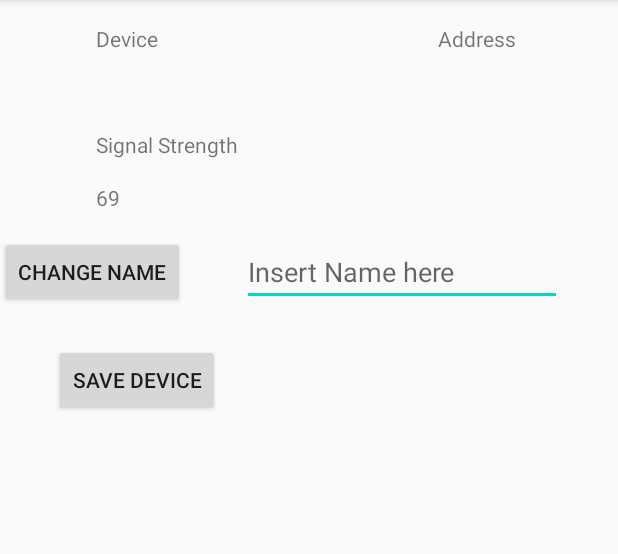
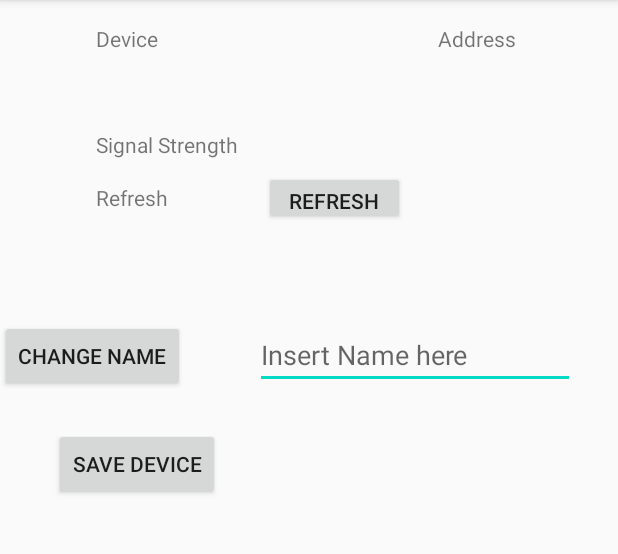
Before and after one commit to Kevnaut/Kiwy, an Android app: the AddEntry screen opened directly, with no data from a screen before it, on a phone screen of 412 x 824 dp, the part 84-638 px from its top. Run offline under Robolectric (Android 15) with nearby library versions, the phone set to English and light mode, and no system bars; 3 statements that could not run were skipped.

Commit message:
added Kiwy broadcast receiver and attempted to obtain rssi

```diff
--- a/app/src/main/java/com/example/kiwy/AddEntry.java
+++ b/app/src/main/java/com/example/kiwy/AddEntry.java
@@ -2,9 +2,8 @@ package com.example.kiwy;
 
 import android.bluetooth.BluetoothAdapter;
 import android.bluetooth.BluetoothDevice;
-import android.content.BroadcastReceiver;
-import android.content.Context;
 import android.content.Intent;
+import android.content.IntentFilter;
 import android.os.Build;
 import android.os.Bundle;
 import android.view.View;
@@ -15,39 +14,36 @@ import android.widget.TextView;
 import androidx.annotation.RequiresApi;
 import androidx.appcompat.app.AppCompatActivity;
 
-import java.io.BufferedReader;
-import java.io.FileInputStream;
-import java.io.FileNotFoundException;
-import java.io.IOException;
-import java.io.InputStreamReader;
-import java.nio.charset.StandardCharsets;
-
 public class AddEntry extends AppCompatActivity {
     String btName;
     String btAddress;
     Button btAddDevice;
     Button btChangeName;
+    Button btnRefresh;
     Intent intent;
 
     TextView tDevice;
     TextView tAddress;
     EditText inName;
-    TextView tvTest;
     TextView txSignal;
     TextView txSignalNum;
 
-    //Testing
-    public BluetoothDevice device;
-    public BluetoothAdapter BTAdapter;
+    private BluetoothDevice device;
+    private BluetoothAdapter adapter;
+    private KiwyBroadcastReceiver receiver;
+
     private int deviceRssi;
 
     public static final String FILE_NAME = "SavedDevices.csv";
 
+    @RequiresApi(api = Build.VERSION_CODES.JELLY_BEAN_MR2)
     @Override
     protected void onCreate(Bundle savedInstanceState) {
         super.onCreate(savedInstanceState);
         setContentView(R.layout.activity_add_entry);
         intent = getIntent();
+
+        // Set the buttons
         tDevice = (TextView) findViewById(R.id.tDevice);
         tAddress = (TextView) findViewById(R.id.tAddress);
         btAddDevice = (Button) findViewById(R.id.btAddDevice);
@@ -55,24 +51,23 @@ public class AddEntry extends AppCompatActivity {
         inName = (EditText) findViewById(R.id.inName);
         txSignal = (TextView) findViewById(R.id.txSignal);
         txSignalNum = (TextView) findViewById(R.id.txSignalNum);
+        btnRefresh = (Button) findViewById(R.id.btnRefresh);
 
-        device = getIntent().getExtras().getParcelable("btDevice");
-        //deviceRssi = intent.getShortExtra(BluetoothDevice.EXTRA_RSSI,Short.MIN_VALUE);
+        // Set up selected Bluetooth device
+        device = intent.getExtras().getParcelable("btDevice");
+        btName = device.getName();
+        btAddress = device.getAddress();
+        deviceRssi = intent.getShortExtra(BluetoothDevice.EXTRA_RSSI,Short.MIN_VALUE);
+
+        // Set up adapter and reciver to get signal strenth
+        adapter = BluetoothAdapter.getDefaultAdapter();
+        receiver = new KiwyBroadcastReceiver(device);
 
 
-        btName = device.getName();
-        btAddress = device.getAddress();
-
-
-        // Initialize a bt adapter so we can get the RSSI
-        BTAdapter = BluetoothAdapter.getDefaultAdapter();
-        // Discover the devices
-        deviceRssi = getRSSI(btName);
-
-
+        // Set text for selected Bluetooth device
         tDevice.setText(btName);
         tAddress.setText(btAddress);
-        //txSignalNum.setText("RSSI: " + deviceRssi + " dBm");
+        txSignalNum.setText("Refresh");
 
         btAddDevice.setOnClickListener(new View.OnClickListener() {
             @Override
@@ -90,6 +85,30 @@ public class AddEntry extends AppCompatActivity {
                 inName.setText("");
             }
         });
+
+        btnRefresh.setOnClickListener(new View.OnClickListener() {
+            @Override
+            public void onClick(View view) {
+                if(adapter.isDiscovering()) {
+                    adapter.cancelDiscovery();
+                }
+                if(!adapter.isDiscovering()) {
+                    adapter.startDiscovery();
+                    IntentFilter discoverIntent = new IntentFilter(BluetoothDevice.ACTION_FOUND);
+                    registerReceiver(receiver,discoverIntent);
+
+                    txSignalNum.setText( deviceRssi + " dBm");
+                }
+            }
+        });
+
+
+    }
+
+    @Override
+    protected void onDestroy() {
+        super.onDestroy();
+        unregisterReceiver(receiver);
     }
 
     public void save() {
@@ -101,36 +120,7 @@ public class AddEntry extends AppCompatActivity {
     }
 
 
-    private int getRSSI(final String device){
-        // My idea is if i start discovery here and have a new reciver I can rescan all the available rssi's and do a string comparison to match for the device and send back the desired rssi
-        BTAdapter.startDiscovery();
-
-        System.out.println("TEST1: Name: " + device);
-         final BroadcastReceiver receiver = new BroadcastReceiver() {
-             int rssi = -999;
-
-            @Override
-            public void onReceive(Context context, Intent intent) {
-                String action = intent.getAction();
-                // For some reason it is not findnig action found
-                if(BluetoothDevice.ACTION_FOUND.equals(action)){
-                    String name = intent.getStringExtra(BluetoothDevice.EXTRA_NAME);
-                    // Some reason this never gets called
-                    System.out.println("TEST2: Name: " + name);
-                    if(name.equals(device)){
-                        rssi = intent.getShortExtra(BluetoothDevice.EXTRA_RSSI,Short.MIN_VALUE);
-
-                    }
-                    System.out.println("TEST3: " + rssi + " name: " + name);
-                }
-            }
-
-        };
-
-        // Device was not found
-        return -999;
-    }
-
+    /*
     @RequiresApi(api = Build.VERSION_CODES.KITKAT)
     public void load() {
         FileInputStream fis = null;
@@ -155,4 +145,6 @@ public class AddEntry extends AppCompatActivity {
             e.printStackTrace();
         }
     }
+
+   */
 }
--- /dev/null
+++ b/app/src/main/java/com/example/kiwy/KiwyBroadcastReceiver.java
@@ -0,0 +1,35 @@
+package com.example.kiwy;
+
+import android.bluetooth.BluetoothDevice;
+import android.content.BroadcastReceiver;
+import android.content.Context;
+import android.content.Intent;
+
+import java.util.HashMap;
+import java.util.Map;
+
+public class KiwyBroadcastReceiver extends BroadcastReceiver {
+    private BluetoothDevice device;
+    private Map<String,String> deviceList;
+
+    public KiwyBroadcastReceiver(BluetoothDevice device) {
+        this.device = device;
+        deviceList = new HashMap<>();
+    }
+
+
+    @Override
+    public void onReceive(Context context, Intent intent) {
+        final String action = intent.getAction();
+        if(action.equals(BluetoothDevice.ACTION_FOUND)) {
+            BluetoothDevice d = intent.getParcelableExtra(BluetoothDevice.EXTRA_DEVICE);
+            String rssi = intent.getShortExtra(BluetoothDevice.EXTRA_RSSI,Short.MIN_VALUE) + " dBm";
+            deviceList.put(d.getAddress(),rssi);
+
+        }
+    }
+
+    public Map<String,String> getDeviceList() {
+       return deviceList;
+    }
+}
--- a/app/src/main/res/layout/activity_add_entry.xml
+++ b/app/src/main/res/layout/activity_add_entry.xml
@@ -54,19 +54,20 @@
         android:id="@+id/inName"
         android:layout_width="wrap_content"
         android:layout_height="wrap_content"
-        android:layout_marginTop="88dp"
+        android:layout_marginTop="64dp"
         android:ems="10"
         android:hint="Insert Name here"
         android:inputType="textPersonName"
         app:layout_constraintEnd_toEndOf="parent"
+        app:layout_constraintHorizontal_bias="0.619"
         app:layout_constraintStart_toEndOf="@+id/btChangeName"
-        app:layout_constraintTop_toBottomOf="@+id/tAddress" />
+        app:layout_constraintTop_toBottomOf="@+id/btnRefresh" />
 
     <Button
         android:id="@+id/btChangeName"
         android:layout_width="wrap_content"
         android:layout_height="wrap_content"
-        android:layout_marginTop="16dp"
+        android:layout_marginTop="72dp"
         android:text="Change Name"
         app:layout_constraintTop_toBottomOf="@+id/txSignalNum"
         tools:layout_editor_absoluteX="36dp" />
@@ -100,8 +101,19 @@
         android:layout_marginStart="64dp"
         android:layout_marginLeft="64dp"
         android:layout_marginTop="16dp"
-        android:text="69"
+        android:text="refresh"
         app:layout_constraintStart_toStartOf="parent"
         app:layout_constraintTop_toBottomOf="@+id/txSignal" />
 
+    <Button
+        android:id="@+id/btnRefresh"
+        android:layout_width="94dp"
+        android:layout_height="36dp"
+        android:layout_marginStart="64dp"
+        android:layout_marginLeft="64dp"
+        android:layout_marginTop="8dp"
+        android:text="Refresh"
+        app:layout_constraintStart_toEndOf="@+id/txSignalNum"
+        app:layout_constraintTop_toBottomOf="@+id/txSignal" />
+
 </androidx.constraintlayout.widget.ConstraintLayout>
```
Also changed, not shown: app/src/main/AndroidManifest.xml (+8 -0 lines), app/src/main/java/com/example/kiwy/MainActivity.java (+10 -10 lines).
